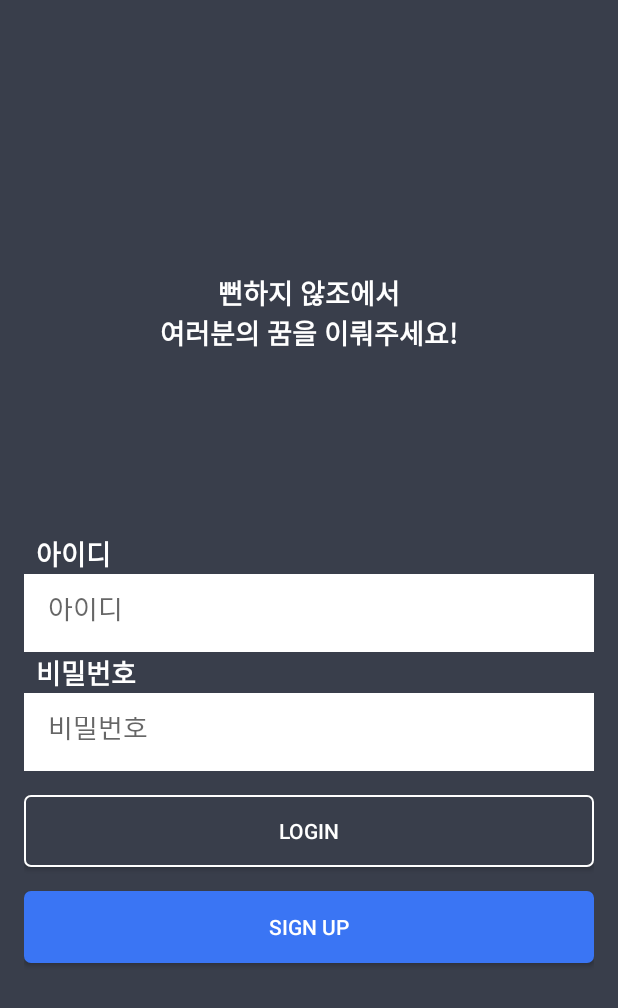
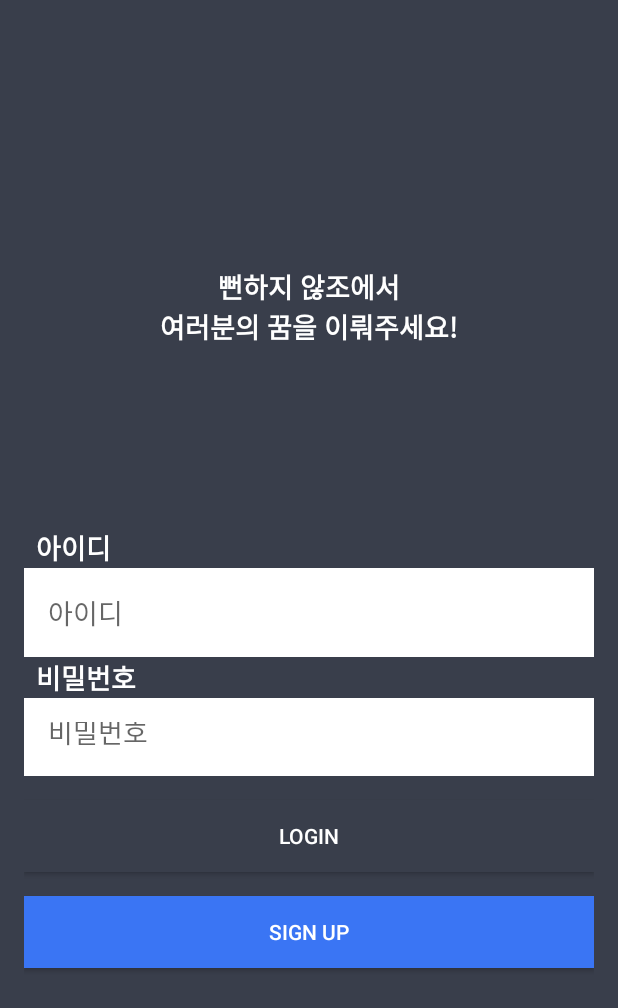
Before and after one commit to VonLyus/notFedUp, an Android app: the screen it shows after launch (SignInPageActivity), on a phone screen of 412 x 824 dp. Shown: the top 1008 px of the screen. Run offline under Robolectric (Android 15) with nearby library versions, the phone set to English and light mode, and no system bars.

Commit message:
[DESIGN] : 🎨 Button 수정

```diff
--- a/app/src/main/res/layout/activity_sign_in.xml
+++ b/app/src/main/res/layout/activity_sign_in.xml
@@ -30,11 +30,11 @@
     <EditText
         android:id="@+id/editTextId"
         android:layout_width="match_parent"
-        android:layout_height="52dp"
+        android:layout_height="wrap_content"
         android:hint="아이디"
         android:inputType="text"
         android:padding="16dp"
-        android:textColor="#9B9B9B"
+        android:textColor="#FFFFFF"
         android:background="@color/white" />
 
     <TextView
@@ -54,7 +54,7 @@
         android:hint="비밀번호"
         android:padding="16dp"
         android:inputType="textVisiblePassword"
-        android:textColor="#9B9B9B"
+        android:textColor="#FFFFFF"
         android:background="@color/white" />
 
     <Button
--- a/app/src/main/res/layout/activity_sign_in_page.xml
+++ b/app/src/main/res/layout/activity_sign_in_page.xml
@@ -30,11 +30,11 @@
     <EditText
         android:id="@+id/editTextId"
         android:layout_width="match_parent"
-        android:layout_height="52dp"
+        android:layout_height="wrap_content"
         android:hint="아이디"
         android:inputType="text"
         android:padding="16dp"
-        android:textColor="#9B9B9B"
+        android:textColor="#FFFFFF"
         android:background="@color/white" />
 
     <TextView
@@ -54,7 +54,7 @@
         android:hint="비밀번호"
         android:padding="16dp"
         android:inputType="textVisiblePassword"
-        android:textColor="#9B9B9B"
+        android:textColor="#FFFFFF"
         android:background="@color/white" />
 
     <Button
@@ -64,7 +64,7 @@
         android:text="LOGIN"
         android:textColor="#FFFFFF"
         android:layout_marginTop="16dp"
-        android:background="@drawable/button_background" />
+        android:background="#393E4B" />
 
     <Button
         android:id="@+id/buttonSignUp"
@@ -73,7 +73,6 @@
         android:text="SIGN UP"
         android:textColor="#FFFFFF"
         android:layout_marginTop="16dp"
-        android:background="@drawable/button_background"
-        android:backgroundTint="#3A75F4" />
+        android:background="#3A75F4" />
 
 </LinearLayout>
```
